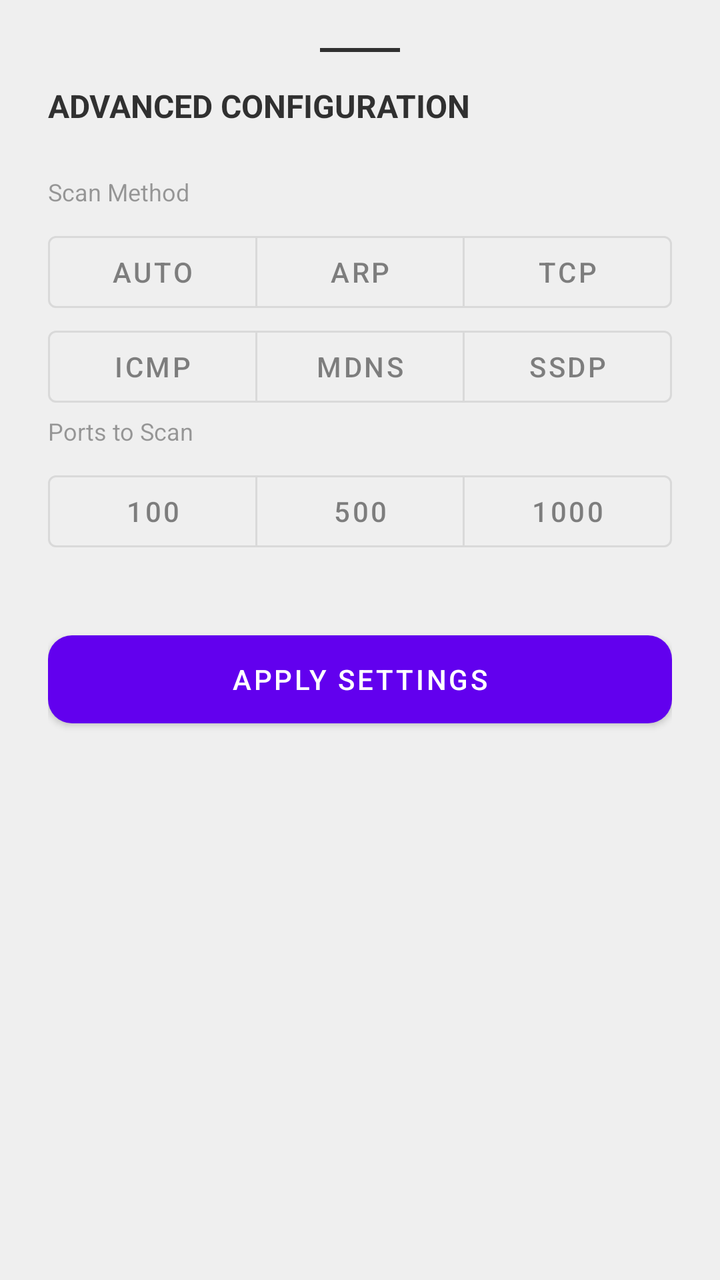
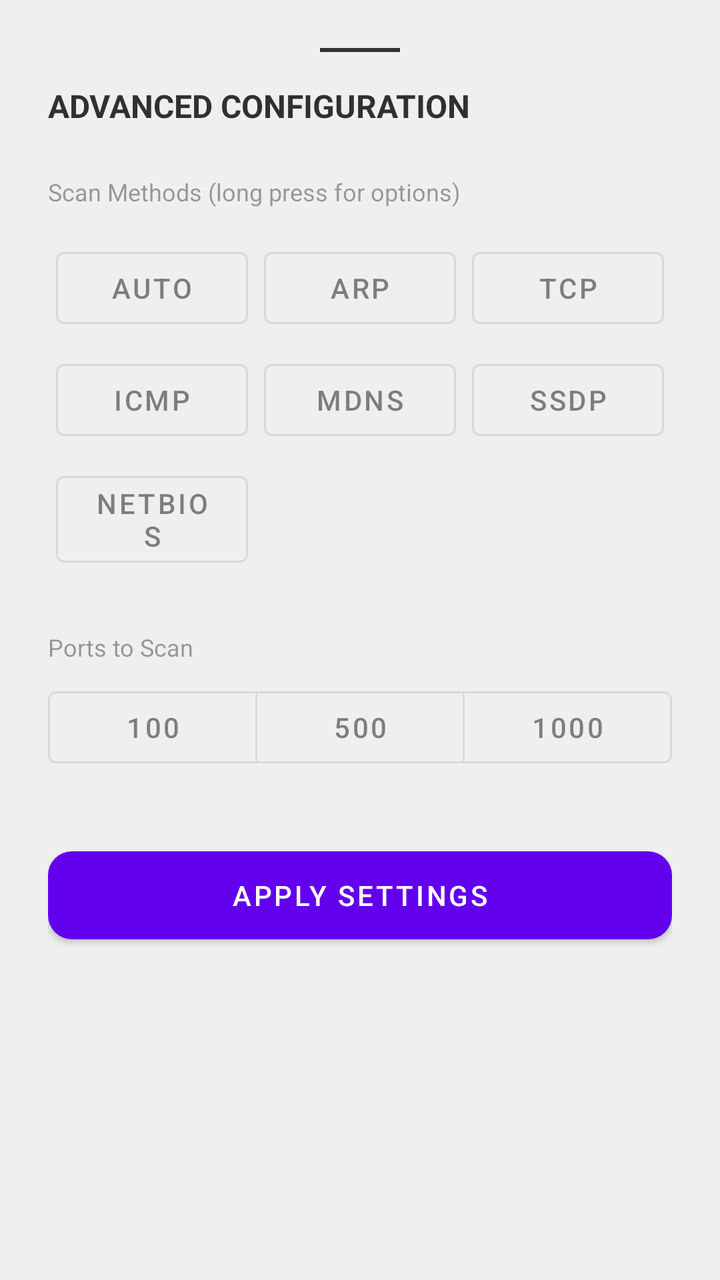

Screens rendered from an Android XML layout before and after an edit, with the pre-edit source and the edit as a unified diff.
<!-- AndroidManifest.xml: application theme Theme.NetAnalyzer -->
<!-- res/layout/layout_advanced_settings.xml -->
<?xml version="1.0" encoding="utf-8"?>
<LinearLayout xmlns:android="http://schemas.android.com/apk/res/android"
    xmlns:app="http://schemas.android.com/apk/res-auto"
    android:layout_width="match_parent"
    android:layout_height="wrap_content"
    android:orientation="vertical"
    android:padding="24dp"
    android:background="@color/surface">

    <View
    android:layout_width="40dp"
    android:layout_height="2dp"
    android:layout_gravity="center_horizontal"
    android:layout_marginBottom="16dp"
    android:background="@color/on_surface" />

    <TextView
        android:layout_width="match_parent"
        android:layout_height="wrap_content"
        android:text="ADVANCED CONFIGURATION"
        android:textColor="@color/on_surface"
        android:textSize="16sp"
        android:textStyle="bold"
        android:layout_marginBottom="24dp" />

    <TextView
        android:layout_width="match_parent"
        android:layout_height="wrap_content"
        android:text="Scan Method"
        android:alpha="0.7"
        android:textSize="12sp"
        android:layout_marginBottom="8dp" />

    <LinearLayout
        android:layout_width="match_parent"
        android:layout_height="wrap_content"
        android:orientation="vertical">

        <com.google.android.material.button.MaterialButtonToggleGroup
            android:id="@+id/toggle_group_row1"
            android:layout_width="match_parent"
            android:layout_height="wrap_content"
            app:singleSelection="false">

            <Button android:id="@+id/btn_method_auto" style="?attr/materialButtonOutlinedStyle" android:layout_width="0dp" android:layout_weight="1" android:layout_height="wrap_content" android:text="AUTO" />
            <Button android:id="@+id/btn_method_arp" style="?attr/materialButtonOutlinedStyle" android:layout_width="0dp" android:layout_weight="1" android:layout_height="wrap_content" android:text="ARP" />
            <Button android:id="@+id/btn_method_tcp" style="?attr/materialButtonOutlinedStyle" android:layout_width="0dp" android:layout_weight="1" android:layout_height="wrap_content" android:text="TCP" />
        </com.google.android.material.button.MaterialButtonToggleGroup>

        <com.google.android.material.button.MaterialButtonToggleGroup
            android:id="@+id/toggle_group_row2"
            android:layout_width="match_parent"
            android:layout_height="wrap_content"
            android:layout_marginTop="-1dp"
            app:singleSelection="false">
            <Button android:id="@+id/btn_method_icmp" style="?attr/materialButtonOutlinedStyle" android:layout_width="0dp" android:layout_weight="1" android:layout_height="wrap_content" android:text="ICMP" />
            <Button android:id="@+id/btn_method_mdns" style="?attr/materialButtonOutlinedStyle" android:layout_width="0dp" android:layout_weight="1" android:layout_height="wrap_content" android:text="mDNS" />
            <Button android:id="@+id/btn_method_ssdp" style="?attr/materialButtonOutlinedStyle" android:layout_width="0dp" android:layout_weight="1" android:layout_height="wrap_content" android:text="SSDP" />
        </com.google.android.material.button.MaterialButtonToggleGroup>

    </LinearLayout>

    <TextView
        android:layout_width="match_parent"
        android:layout_height="wrap_content"
        android:text="Ports to Scan"
        android:alpha="0.7"
        android:textSize="12sp"
        android:layout_marginBottom="8dp" />

    <com.google.android.material.button.MaterialButtonToggleGroup
        android:id="@+id/toggle_group_ports"
        android:layout_width="match_parent"
        android:layout_height="wrap_content"
        app:singleSelection="true"
        app:selectionRequired="true"
        android:layout_marginBottom="32dp">

        <Button android:id="@+id/btn_ports_100" style="?attr/materialButtonOutlinedStyle" android:layout_height="wrap_content" android:layout_width="0dp" android:layout_weight="1" android:text="100" />
        <Button android:id="@+id/btn_ports_500" style="?attr/materialButtonOutlinedStyle" android:layout_height="wrap_content" android:layout_width="0dp" android:layout_weight="1" android:text="500" />
        <Button android:id="@+id/btn_ports_1000" style="?attr/materialButtonOutlinedStyle" android:layout_height="wrap_content" android:layout_width="0dp" android:layout_weight="1" android:text="1000" />
    </com.google.android.material.button.MaterialButtonToggleGroup>

    <Button
        android:id="@+id/btn_save_config"
        android:layout_width="match_parent"
        android:layout_height="56dp"
        android:text="APPLY SETTINGS"
        app:cornerRadius="12dp" />

</LinearLayout>
<!-- resources referenced by this layout -->
<resources>
  <color name="on_surface">#CC000000</color>
  <color name="surface">#EFEFEF</color>
  <style name="Theme.NetAnalyzer" parent="Theme.MaterialComponents.DayNight.NoActionBar">
          
          <item name="colorPrimary">@color/primary</item>
          <item name="colorPrimaryVariant">@color/primary_variant</item>
          <item name="colorOnPrimary">@color/on_primary</item>
  
          
          <item name="colorSecondary">@color/secondary</item>
          <item name="colorOnSecondary">@color/on_secondary</item>
  
          
          <item name="android:windowBackground">@color/background</item>
          <item name="colorOnBackground">@color/on_background</item>
  
          
          <item name="colorSurface">@color/surface</item>
          <item name="colorOnSurface">@color/on_surface</item>
  
          
          <item name="colorError">@color/error</item>
          <item name="colorOnError">@color/on_error</item>
  
          
          <item name="android:textColorPrimary">@color/on_primary</item>
          <item name="android:textColorSecondary">@color/on_secondary</item>
  
          <item name="colorControlNormal">?attr/colorOnSurface</item>
          <item name="colorControlActivated">@color/primary</item>
      </style>
  <color name="primary">#FF6200EE</color>
  <color name="primary_variant">#FF3700B3</color>
  <color name="on_primary">#FFFFFFFF</color>
  <color name="secondary">#FF03DAC5</color>
  <color name="on_secondary">#FF000000</color>
  <color name="background">#FFFFFFFF</color>
  <color name="on_background">#FF000000</color>
  <color name="error">#FFB00020</color>
  <color name="on_error">#FFFFFFFF</color>
</resources>

<!-- the commit's change to res/layout/layout_advanced_settings.xml (unified diff, before → after) -->
@@ -8,11 +8,11 @@
     android:background="@color/surface">
 
     <View
-    android:layout_width="40dp"
-    android:layout_height="2dp"
-    android:layout_gravity="center_horizontal"
-    android:layout_marginBottom="16dp"
-    android:background="@color/on_surface" />
+        android:layout_width="40dp"
+        android:layout_height="2dp"
+        android:layout_gravity="center_horizontal"
+        android:layout_marginBottom="16dp"
+        android:background="@color/on_surface" />
 
     <TextView
         android:layout_width="match_parent"
@@ -26,39 +26,91 @@
     <TextView
         android:layout_width="match_parent"
         android:layout_height="wrap_content"
-        android:text="Scan Method"
+        android:text="Scan Methods (long press for options)"
         android:alpha="0.7"
         android:textSize="12sp"
-        android:layout_marginBottom="8dp" />
+        android:layout_marginBottom="12dp" />
 
-    <LinearLayout
+    
+    <GridLayout
+        android:id="@+id/grid_methods"
         android:layout_width="match_parent"
         android:layout_height="wrap_content"
-        android:orientation="vertical">
+        android:columnCount="3"
+        android:alignmentMode="alignMargins"
+        android:columnOrderPreserved="false">
 
-        <com.google.android.material.button.MaterialButtonToggleGroup
-            android:id="@+id/toggle_group_row1"
-            android:layout_width="match_parent"
+        <com.google.android.material.button.MaterialButton
+            android:id="@+id/btn_method_auto"
+            style="?attr/materialButtonOutlinedStyle"
+            android:layout_width="0dp"
             android:layout_height="wrap_content"
-            app:singleSelection="false">
+            android:layout_columnWeight="1"
+            android:layout_margin="4dp"
+            android:text="AUTO"
+            android:checkable="true" />
 
-            <Button android:id="@+id/btn_method_auto" style="?attr/materialButtonOutlinedStyle" android:layout_width="0dp" android:layout_weight="1" android:layout_height="wrap_content" android:text="AUTO" />
-            <Button android:id="@+id/btn_method_arp" style="?attr/materialButtonOutlinedStyle" android:layout_width="0dp" android:layout_weight="1" android:layout_height="wrap_content" android:text="ARP" />
-            <Button android:id="@+id/btn_method_tcp" style="?attr/materialButtonOutlinedStyle" android:layout_width="0dp" android:layout_weight="1" android:layout_height="wrap_content" android:text="TCP" />
-        </com.google.android.material.button.MaterialButtonToggleGroup>
+        <com.google.android.material.button.MaterialButton
+            android:id="@+id/btn_method_arp"
+            style="?attr/materialButtonOutlinedStyle"
+            android:layout_width="0dp"
+            android:layout_height="wrap_content"
+            android:layout_columnWeight="1"
+            android:layout_margin="4dp"
+            android:text="ARP"
+            android:checkable="true" />
 
-        <com.google.android.material.button.MaterialButtonToggleGroup
-            android:id="@+id/toggle_group_row2"
-            android:layout_width="match_parent"
+        <com.google.android.material.button.MaterialButton
+            android:id="@+id/btn_method_tcp"
+            style="?attr/materialButtonOutlinedStyle"
+            android:layout_width="0dp"
             android:layout_height="wrap_content"
-            android:layout_marginTop="-1dp"
-            app:singleSelection="false">
-            <Button android:id="@+id/btn_method_icmp" style="?attr/materialButtonOutlinedStyle" android:layout_width="0dp" android:layout_weight="1" android:layout_height="wrap_content" android:text="ICMP" />
-            <Button android:id="@+id/btn_method_mdns" style="?attr/materialButtonOutlinedStyle" android:layout_width="0dp" android:layout_weight="1" android:layout_height="wrap_content" android:text="mDNS" />
-            <Button android:id="@+id/btn_method_ssdp" style="?attr/materialButtonOutlinedStyle" android:layout_width="0dp" android:layout_weight="1" android:layout_height="wrap_content" android:text="SSDP" />
-        </com.google.android.material.button.MaterialButtonToggleGroup>
+            android:layout_columnWeight="1"
+            android:layout_margin="4dp"
+            android:text="TCP"
+            android:checkable="true" />
 
-    </LinearLayout>
+        <com.google.android.material.button.MaterialButton
+            android:id="@+id/btn_method_icmp"
+            style="?attr/materialButtonOutlinedStyle"
+            android:layout_width="0dp"
+            android:layout_height="wrap_content"
+            android:layout_columnWeight="1"
+            android:layout_margin="4dp"
+            android:text="ICMP"
+            android:checkable="true" />
+
+        <com.google.android.material.button.MaterialButton
+            android:id="@+id/btn_method_mdns"
+            style="?attr/materialButtonOutlinedStyle"
+            android:layout_width="0dp"
+            android:layout_height="wrap_content"
+            android:layout_columnWeight="1"
+            android:layout_margin="4dp"
+            android:text="mDNS"
+            android:checkable="true" />
+
+        <com.google.android.material.button.MaterialButton
+            android:id="@+id/btn_method_ssdp"
+            style="?attr/materialButtonOutlinedStyle"
+            android:layout_width="0dp"
+            android:layout_height="wrap_content"
+            android:layout_columnWeight="1"
+            android:layout_margin="4dp"
+            android:text="SSDP"
+            android:checkable="true" />
+
+        <com.google.android.material.button.MaterialButton
+            android:id="@+id/btn_method_netbios"
+            style="?attr/materialButtonOutlinedStyle"
+            android:layout_width="0dp"
+            android:layout_height="wrap_content"
+            android:layout_columnWeight="1"
+            android:layout_margin="4dp"
+            android:text="NetBIOS"
+            android:checkable="true" />
+
+    </GridLayout>
 
     <TextView
         android:layout_width="match_parent"
@@ -66,6 +118,7 @@
         android:text="Ports to Scan"
         android:alpha="0.7"
         android:textSize="12sp"
+        android:layout_marginTop="24dp"
         android:layout_marginBottom="8dp" />
 
     <com.google.android.material.button.MaterialButtonToggleGroup
@@ -76,9 +129,24 @@
         app:selectionRequired="true"
         android:layout_marginBottom="32dp">
 
-        <Button android:id="@+id/btn_ports_100" style="?attr/materialButtonOutlinedStyle" android:layout_height="wrap_content" android:layout_width="0dp" android:layout_weight="1" android:text="100" />
-        <Button android:id="@+id/btn_ports_500" style="?attr/materialButtonOutlinedStyle" android:layout_height="wrap_content" android:layout_width="0dp" android:layout_weight="1" android:text="500" />
-        <Button android:id="@+id/btn_ports_1000" style="?attr/materialButtonOutlinedStyle" android:layout_height="wrap_content" android:layout_width="0dp" android:layout_weight="1" android:text="1000" />
+        <Button android:id="@+id/btn_ports_100"
+            style="?attr/materialButtonOutlinedStyle"
+            android:layout_height="wrap_content"
+            android:layout_width="0dp"
+            android:layout_weight="1"
+            android:text="100" />
+        <Button android:id="@+id/btn_ports_500"
+            style="?attr/materialButtonOutlinedStyle"
+            android:layout_height="wrap_content"
+            android:layout_width="0dp"
+            android:layout_weight="1"
+            android:text="500" />
+        <Button android:id="@+id/btn_ports_1000"
+            style="?attr/materialButtonOutlinedStyle"
+            android:layout_height="wrap_content"
+            android:layout_width="0dp"
+            android:layout_weight="1"
+            android:text="1000" />
     </com.google.android.material.button.MaterialButtonToggleGroup>
 
     <Button
